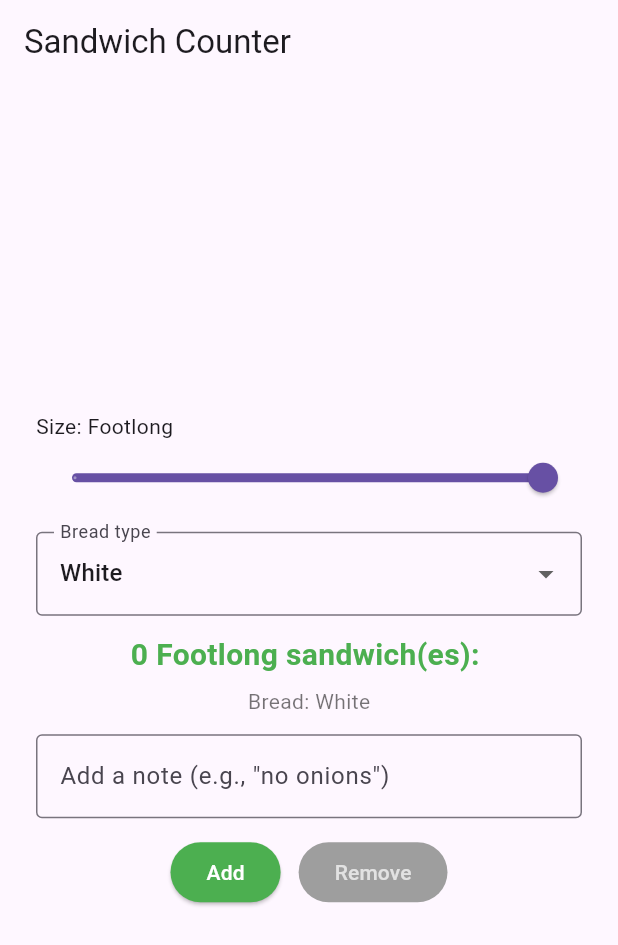
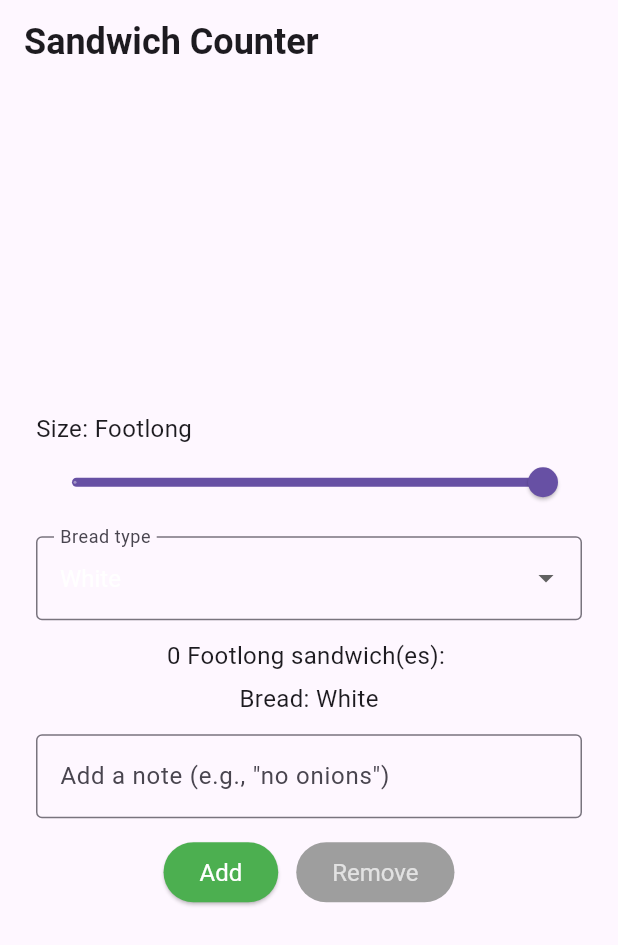
Before and after one commit to lllouislouislouis/sandwich_shop, a Flutter app: the screen it shows after launch, on a phone screen of 412 x 824 dp. Shown: the top 945 px of the screen. Run offline on Flutter 3.47's test engine with Material 3 defaults, Android fonts, the phone set to English and light mode, and no system bars.

Commit message:
Restructure folder into views, view_models, and repositories, and add app_styles.dart for managing styles

```diff
--- a/lib/main.dart
+++ b/lib/main.dart
@@ -1,4 +1,5 @@
 import 'package:flutter/material.dart';
+import 'package:sandwich_shop/viewa/app_styles.dart';
 
 // Enum representing bread options.
 enum BreadType { white, brown, multigrain }
@@ -47,11 +48,11 @@ class StyledButton extends StatelessWidget {
     return ElevatedButton(
       onPressed: onPressed,
       style: ElevatedButton.styleFrom(
-        backgroundColor: onPressed != null ? backgroundColor : Colors.grey,
-        disabledBackgroundColor: Colors.grey,
-        foregroundColor: foregroundColor,
-        disabledForegroundColor: Colors.white70,
-      ),
+          backgroundColor: onPressed != null ? backgroundColor : Colors.grey,
+          disabledBackgroundColor: Colors.grey,
+          foregroundColor: foregroundColor,
+          disabledForegroundColor: Colors.white70,
+          textStyle: normalText),
       child: Text(text),
     );
   }
@@ -101,9 +102,7 @@ class _OrderScreenState extends State<OrderScreen> {
   @override
   Widget build(BuildContext context) {
     return Scaffold(
-      appBar: AppBar(
-        title: const Text('Sandwich Counter'),
-      ),
+      appBar: AppBar(title: const Text('Sandwich Counter', style: heading1)),
       body: Center(
         child: Column(
           mainAxisAlignment: MainAxisAlignment.center,
@@ -114,7 +113,7 @@ class _OrderScreenState extends State<OrderScreen> {
               child: Column(
                 crossAxisAlignment: CrossAxisAlignment.start,
                 children: [
-                  Text('Size: $_selectedSize'),
+                  Text('Size: $_selectedSize', style: normalText),
                   Slider(
                     value: _selectedSize == 'Footlong' ? 1.0 : 0.0,
                     min: 0.0,
@@ -136,6 +135,7 @@ class _OrderScreenState extends State<OrderScreen> {
             Padding(
               padding: const EdgeInsets.symmetric(horizontal: 24.0),
               child: DropdownButtonFormField<BreadType>(
+                style: normalText,
                 initialValue: _selectedBread,
                 decoration: const InputDecoration(
                   labelText: 'Bread type',
@@ -203,19 +203,6 @@ class _OrderScreenState extends State<OrderScreen> {
   }
 }
 
-//onPressed)
-// ElevatedButton(
-//   onPressed:
-//       _quantity < widget.maxQuantity ? _increaseQuantity : null,
-//   style: ElevatedButton.styleFrom(
-//     backgroundColor: Colors.green,
-//     disabledBackgroundColor: Colors.grey,
-//     foregroundColor: Colors.white,
-//     disabledForegroundColor: Colors.white70,
-//   ),
-//   child: const Text('Add'),
-// ),
-
 class OrderItemDisplay extends StatelessWidget {
   final int quantity;
   final String itemType;
@@ -231,23 +218,11 @@ class OrderItemDisplay extends StatelessWidget {
     return Column(
       mainAxisSize: MainAxisSize.min,
       children: [
-        Text(
-          '$quantity $itemType sandwich(es): $sandwichIcons',
-          style: const TextStyle(
-            fontSize: 20.0,
-            color: Colors.green,
-            fontWeight: FontWeight.bold,
-          ),
-        ),
+        Text('$quantity $itemType sandwich(es): $sandwichIcons',
+            style: normalText),
         if (breadType != null) ...[
           const SizedBox(height: 6),
-          Text(
-            'Bread: ${breadTypeToLabel(breadType!)}',
-            style: const TextStyle(
-              fontSize: 14.0,
-              color: Colors.black54,
-            ),
-          ),
+          Text('Bread: ${breadTypeToLabel(breadType!)}', style: normalText),
         ],
         if (note != null && note!.trim().isNotEmpty) ...[
           const SizedBox(height: 6),
--- /dev/null
+++ b/lib/viewa/app_styles.dart
@@ -0,0 +1,10 @@
+import 'package:flutter/material.dart';
+
+const TextStyle normalText = TextStyle(
+  fontSize: 16,
+);
+
+const heading1 = TextStyle(
+  fontSize: 24,
+  fontWeight: FontWeight.bold,
+);
```
